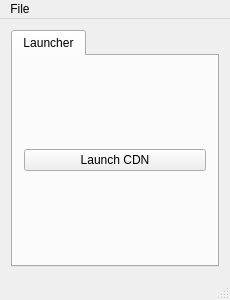
Before: the Qt Designer form coderudite_ronin/mainwindow.ui in pPanda-beta/coderudite_r2, drawn with Qt 5.
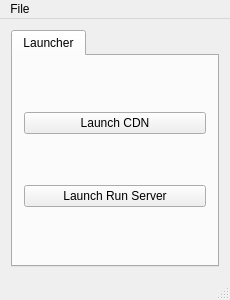
After: the same form once the commit is applied.

Commit message: Adds Run server to run simple sources

```diff
--- a/coderudite_ronin/mainwindow.ui
+++ b/coderudite_ronin/mainwindow.ui
@@ -32,6 +32,13 @@
           </property>
          </widget>
         </item>
+        <item>
+         <widget class="QPushButton" name="lnchRunSrv">
+          <property name="text">
+           <string>Launch Run Server</string>
+          </property>
+         </widget>
+        </item>
        </layout>
       </widget>
      </widget>
```
Left out of the diff: 2 changed lines with no effect on the pictures. The commit also changes 16 other files.
